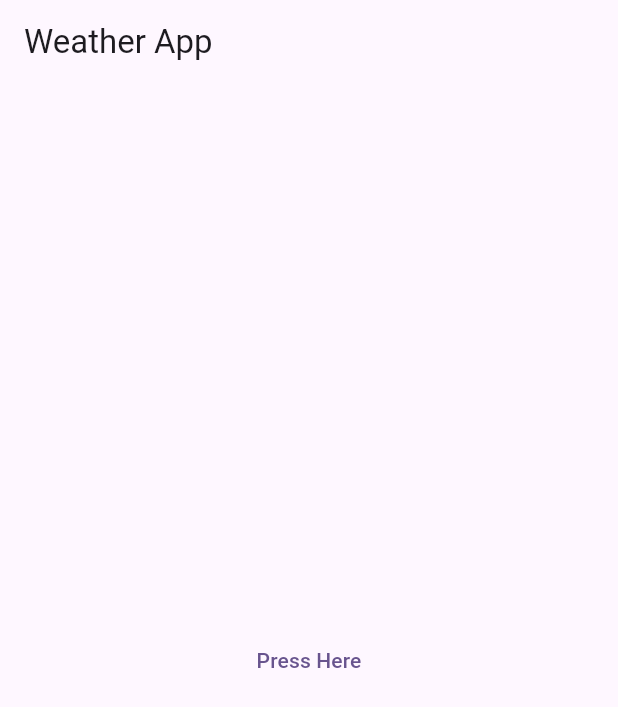
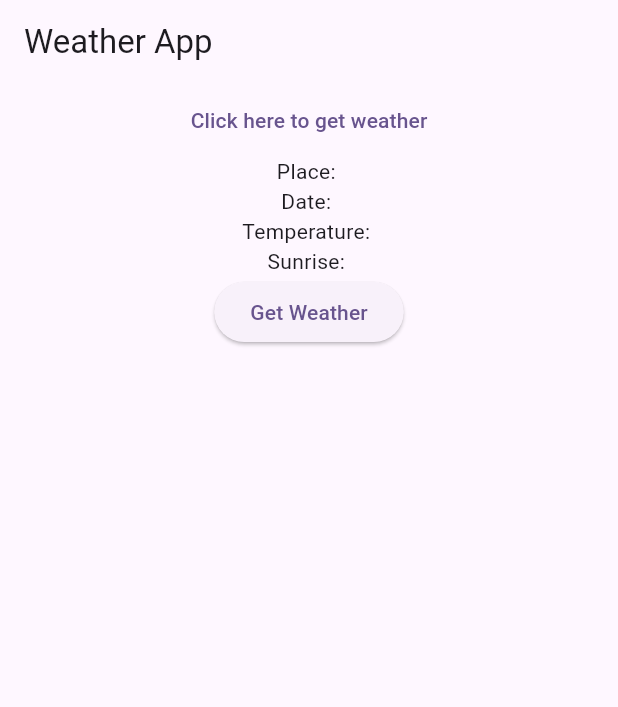
Before and after one commit to hasnainmakada-99/yourweather, a Flutter app: the screen it shows after launch, on a phone screen of 412 x 824 dp. Shown: the top 707 px of the screen. Run offline on Flutter 3.47's test engine with Material 2 defaults, Android fonts, the phone set to English and light mode, and no system bars; our stand-ins replace flutter_riverpod, weather.

Commit message:
[add]: Added Weather Card, Design remaining for this time

```diff
--- a/lib/Weather/weather_provider.dart
+++ b/lib/Weather/weather_provider.dart
@@ -2,7 +2,9 @@ import 'package:flutter_riverpod/flutter_riverpod.dart';
 import 'package:weather/weather.dart';
 import 'package:weather_app/models/weather_model.dart';
 
-final weatherProvider = Provider((ref) => WeatherModelFactory());
+final weatherProvider = Provider(
+  (ref) => WeatherModelFactory(),
+);
 
 class WeatherModelFactory {
   WeatherFactory wf = WeatherFactory(
--- a/lib/main.dart
+++ b/lib/main.dart
@@ -3,6 +3,7 @@ import 'dart:convert';
 import 'package:flutter/material.dart';
 import 'package:flutter_riverpod/flutter_riverpod.dart';
 import 'package:weather_app/Weather/weather_provider.dart';
+import 'package:weather_app/weather_display.dart';
 
 void main() {
   runApp(
@@ -38,6 +39,10 @@ class HomeScreen extends ConsumerStatefulWidget {
 }
 
 class _HomeScreenState extends ConsumerState<HomeScreen> {
+  String placeName = '';
+  String temp = '';
+  String sunriseTime = '';
+  String date = '';
   @override
   Widget build(BuildContext context) {
     final weather = ref.watch(weatherProvider);
@@ -46,18 +51,31 @@ class _HomeScreenState extends ConsumerState<HomeScreen> {
         title: const Text('Weather App'),
       ),
       body: Center(
-        child: TextButton(
-          onPressed: () async {
-            final weatherofcity =
-                await weather.getWeatherbyCityName('bhavnagar');
-
-            print(weatherofcity.place_name);
-            print(weatherofcity.sunrise);
-            print(weatherofcity.temp);
-          },
-          child: Text("Press Here"),
-        ),
-      ),
+          child: Column(
+        children: [
+          TextButton(
+            onPressed: () async {
+              final weatherofcity = await weather.getWeatherbyCityName(
+                "Bhavnagar",
+              );
+              setState(() {
+                placeName = weatherofcity.place_name;
+                temp = weatherofcity.temp;
+                date = weatherofcity.date;
+                sunriseTime = weatherofcity.sunrise;
+              });
+            },
+            child: const Text('Click here to get weather'),
+          ),
+          WeatherDisplay(
+            placeName: placeName,
+            date: date,
+            temp: temp,
+            sunrise: sunriseTime,
+            onPressed: () {},
+          ),
+        ],
+      )),
     );
   }
 }
--- /dev/null
+++ b/lib/weather_display.dart
@@ -0,0 +1,34 @@
+import 'package:flutter/material.dart';
+
+class WeatherDisplay extends StatelessWidget {
+  final String placeName;
+  final String date;
+  final String temp;
+  final String sunrise;
+  final VoidCallback onPressed;
+
+  WeatherDisplay({
+    required this.placeName,
+    required this.date,
+    required this.temp,
+    required this.sunrise,
+    required this.onPressed,
+  });
+
+  @override
+  Widget build(BuildContext context) {
+    return Column(
+      crossAxisAlignment: CrossAxisAlignment.center,
+      children: [
+        Text('Place: $placeName'),
+        Text('Date: $date'),
+        Text('Temperature: $temp'),
+        Text('Sunrise: $sunrise'),
+        ElevatedButton(
+          onPressed: onPressed,
+          child: const Text('Get Weather'),
+        ),
+      ],
+    );
+  }
+}
```
